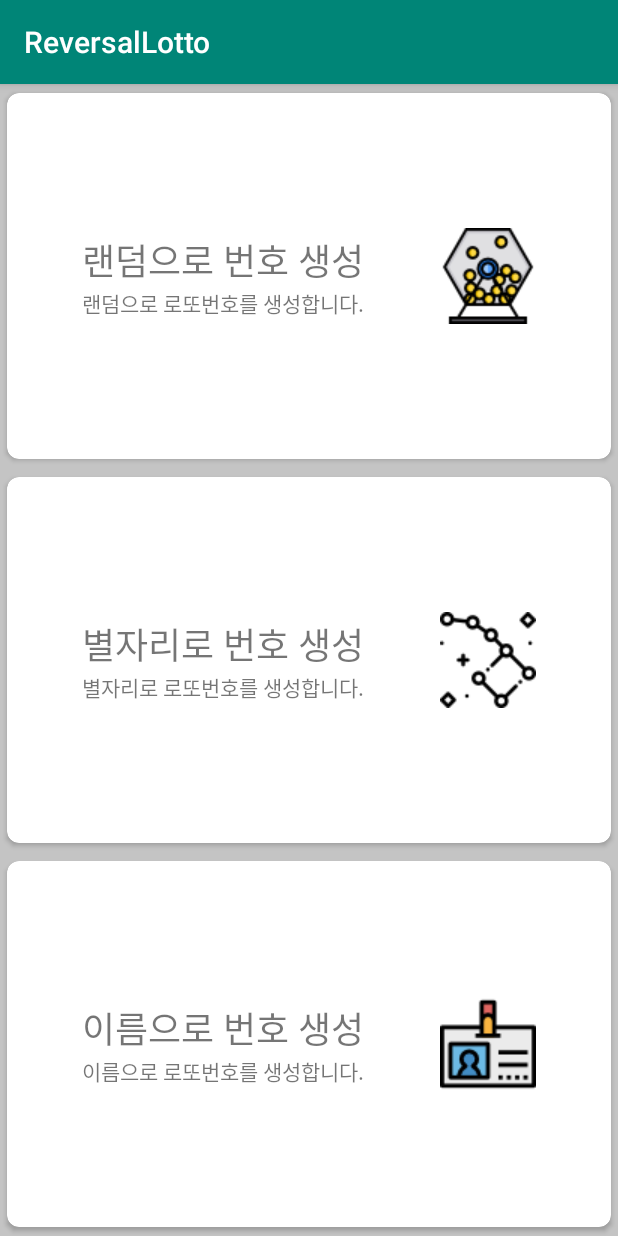
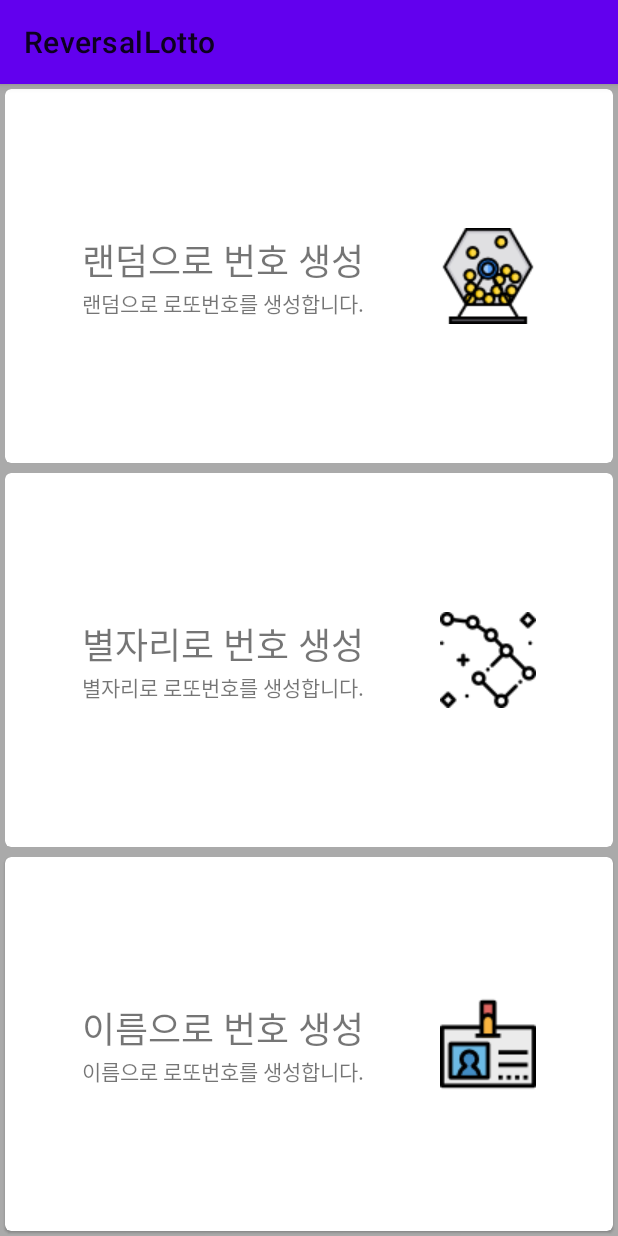
Before and after one commit to flexboni/LottoNumGenerator, an Android app: the screen it shows after launch (MainActivity), on a phone screen of 412 x 824 dp. Run offline under Robolectric (Android 15) with nearby library versions, the phone set to English and light mode, and no system bars.

Commit message:
Material CardView 로 변경
AndroidManifest.xml 에서 Material Design 을 적용한 Activity 에
Material Theme 을 적용해야 한다.
정확한 벙법으로 디자인 적용을 했는지는 아직 확실치 않는다.
참고) https://jootc.com/p/201908013017

```diff
--- a/app/build.gradle
+++ b/app/build.gradle
@@ -33,4 +33,7 @@ dependencies {
     androidTestImplementation 'androidx.test.ext:junit:1.1.1'
     androidTestImplementation 'androidx.test.espresso:espresso-core:3.2.0'
     implementation 'androidx.cardview:cardview:1.0.0'
+    implementation 'com.google.android.material:material:1.2.0-alpha04'
+
+
 }
--- a/app/src/main/AndroidManifest.xml
+++ b/app/src/main/AndroidManifest.xml
@@ -10,7 +10,8 @@
         android:supportsRtl="true"
         android:theme="@style/AppTheme">
 
-        <activity android:name=".MainActivity">
+        <activity android:name=".MainActivity"
+            android:theme="@style/Theme.MaterialComponents.Light">
             <intent-filter>
                 <action android:name="android.intent.action.MAIN" />
 
--- a/app/src/main/res/layout/activity_main.xml
+++ b/app/src/main/res/layout/activity_main.xml
@@ -4,11 +4,11 @@
     xmlns:tools="http://schemas.android.com/tools"
     android:layout_width="match_parent"
     android:layout_height="match_parent"
-    android:background="@color/cardview_shadow_start_color"
+    android:background="@android:color/darker_gray"
     android:orientation="vertical"
     tools:context=".MainActivity">
 
-    <androidx.cardview.widget.CardView
+    <com.google.android.material.card.MaterialCardView
         android:id="@+id/randomCard"
         style="@style/MainCardView">
 
@@ -44,9 +44,9 @@
                 app:layout_constraintStart_toEndOf="@+id/txtTop2"
                 app:layout_constraintTop_toTopOf="parent" />
         </androidx.constraintlayout.widget.ConstraintLayout>
-    </androidx.cardview.widget.CardView>
+    </com.google.android.material.card.MaterialCardView>
 
-    <androidx.cardview.widget.CardView
+    <com.google.android.material.card.MaterialCardView
         android:id="@+id/constellationCard"
         style="@style/MainCardView">
 
@@ -82,9 +82,9 @@
                 app:layout_constraintStart_toEndOf="@+id/txtMid2"
                 app:layout_constraintTop_toTopOf="parent" />
         </androidx.constraintlayout.widget.ConstraintLayout>
-    </androidx.cardview.widget.CardView>
+    </com.google.android.material.card.MaterialCardView>
 
-    <androidx.cardview.widget.CardView
+    <com.google.android.material.card.MaterialCardView
         android:id="@+id/nameCard"
         style="@style/MainCardView">
 
@@ -120,6 +120,6 @@
                 app:layout_constraintStart_toEndOf="@+id/txtBottom2"
                 app:layout_constraintTop_toTopOf="parent" />
         </androidx.constraintlayout.widget.ConstraintLayout>
-    </androidx.cardview.widget.CardView>
+    </com.google.android.material.card.MaterialCardView>
 
 </LinearLayout>
--- a/app/src/main/res/values/styles.xml
+++ b/app/src/main/res/values/styles.xml
@@ -37,16 +37,12 @@
         <item name="android:textColor">@android:color/white</item>
     </style>
 
-
-    <style name="MainCardView" parent="Base.CardView">
+    <style name="MainCardView" >
         <item name="android:layout_width">match_parent</item>
         <item name="android:layout_height">0dp</item>
-        <item name="cardCornerRadius">8dp</item>
         <item name="android:layout_weight">1</item>
-        <item name="cardUseCompatPadding">true</item>
-        <item name="android:foreground">?attr/selectableItemBackground</item>
-        <item name="android:background">?attr/selectableItemBackground</item>
-        <item name="android:clickable">true</item>
+        <item name="android:background">@android:color/white</item>
+        <item name="android:layout_margin">3dp</item>
     </style>
 
     <style name="MainCardViewConst" parent="Base.CardView">
```
